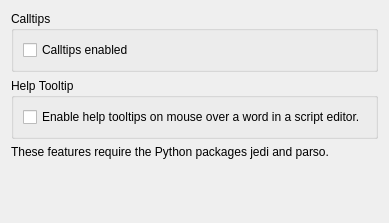
Old version of the form Qitom/ui/widgetPropEditorCalltips.ui in the repository itom-project/itom.
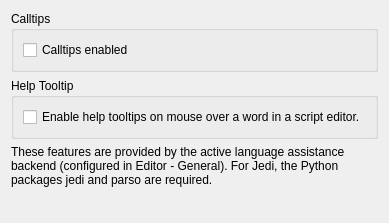
New version of the form.

Commit message: ZubanLS can be assigned as alternative to Jedi in the property dialog. The command line input now works equal between Zuban and Jedi

Patch:
```diff
--- a/Qitom/ui/widgetPropEditorCalltips.ui
+++ b/Qitom/ui/widgetPropEditorCalltips.ui
@@ -6,7 +6,7 @@
    <rect>
     <x>0</x>
     <y>0</y>
-    <width>389</width>
+    <width>356</width>
     <height>223</height>
    </rect>
   </property>
@@ -49,7 +49,10 @@
    <item>
     <widget class="QLabel" name="label">
      <property name="text">
-      <string>These features require the Python packages jedi and parso.</string>
+      <string>These features are provided by the active language assistance backend (configured in Editor - General). For Jedi, the Python packages jedi and parso are required.</string>
+     </property>
+     <property name="wordWrap">
+      <bool>true</bool>
      </property>
     </widget>
    </item>
```
The commit also changes 10 other files.
